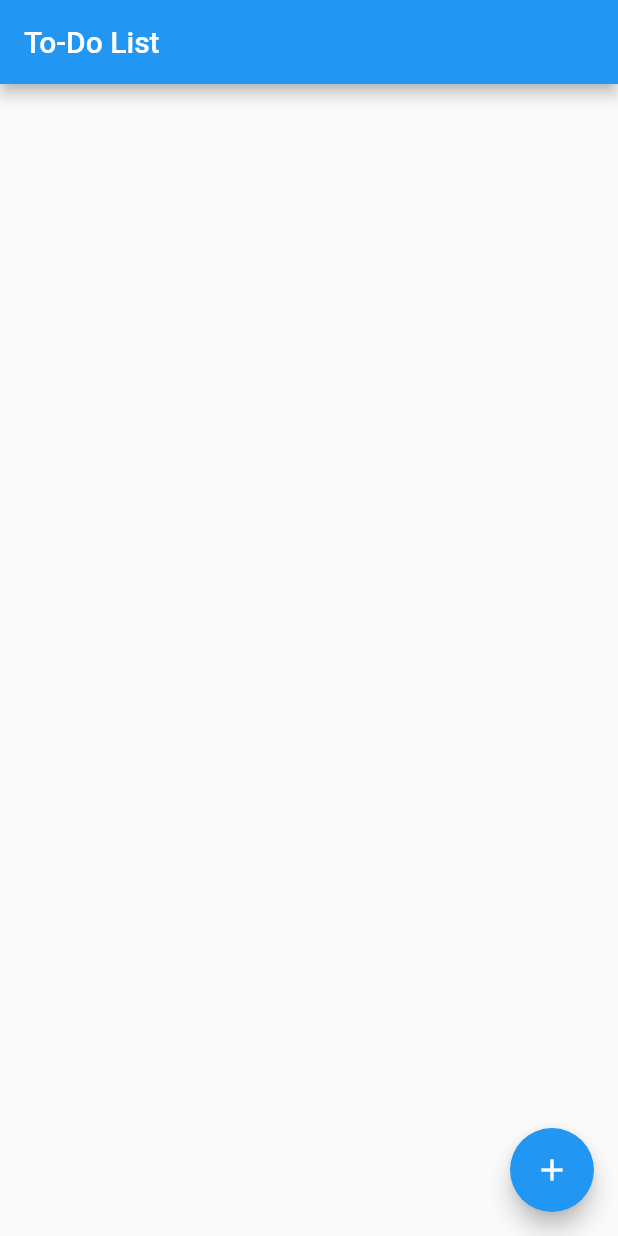
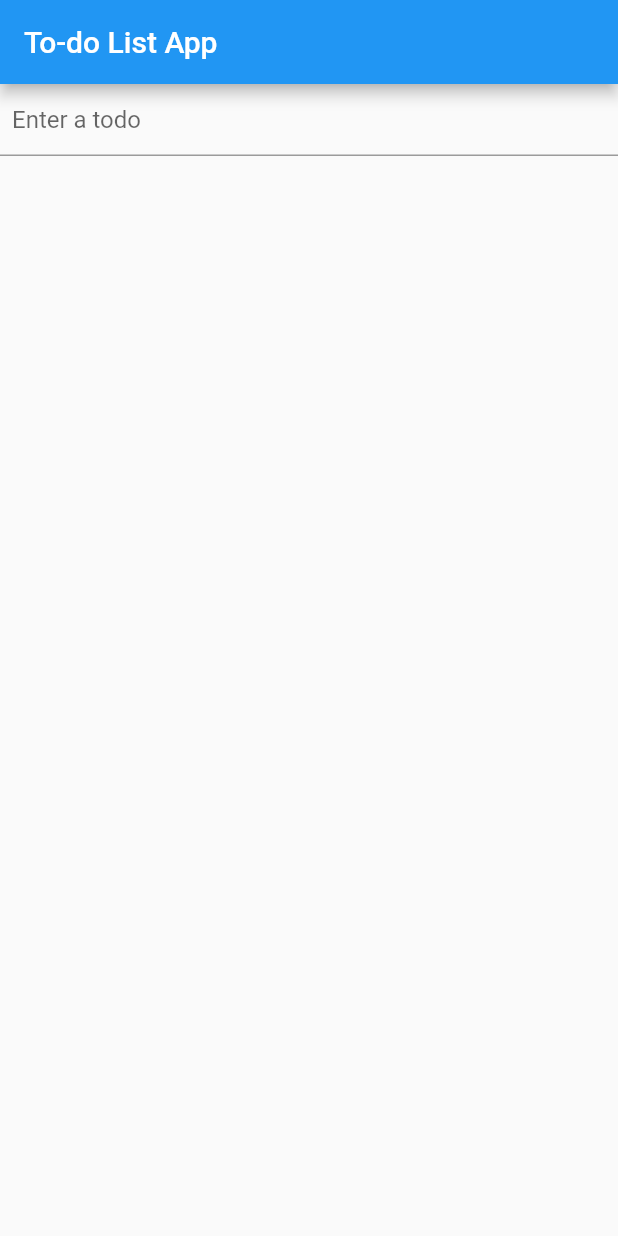
Before and after one commit to 3xtrat3rr3strial/todolist, a Flutter app: the screen it shows after launch, on a phone screen of 412 x 824 dp. Run offline on Flutter 3.47's test engine with Material 2 defaults, Android fonts, the phone set to English and light mode, and no system bars.

Commit message:
lib/main.dart

```diff
--- a/lib/main.dart
+++ b/lib/main.dart
@@ -1,45 +1,80 @@
 import 'package:flutter/material.dart';
 
-void main() {
-  runApp(MyApp());
+class Todo {
+  Todo({required this.name, required this.checked});
+  final String name;
+  bool checked;
 }
 
+void main() => runApp(const MyApp());
+
 class MyApp extends StatelessWidget {
+  const MyApp({Key? key}) : super(key: key);
+
   @override
   Widget build(BuildContext context) {
     return MaterialApp(
       title: 'To-Do List App',
-      home: TodoList(),
+      theme: ThemeData(
+        primarySwatch: Colors.blue,
+        visualDensity: VisualDensity.adaptivePlatformDensity,
+      ),
+      home: MyHomePage(
+        title: 'To-do List App',
+        todos: [],
+      ),
     );
   }
 }
 
-class TodoList extends StatefulWidget {
+class MyHomePage extends StatefulWidget {
+  const MyHomePage({Key? key, required this.title, required this.todos})
+      : super(key: key);
+
+  final String title;
+  final List<Todo> todos;
+
   @override
-  _TodoListState createState() => _TodoListState();
+  _MyHomePageState createState() => _MyHomePageState();
 }
 
-class _TodoListState extends State<TodoList> {
-  final List<String> _items = [];
+class _MyHomePageState extends State<MyHomePage> {
+  final TextEditingController _textEditingController = TextEditingController();
 
-  void _addItem(String item) {
+  void _addTodo() {
+    String text = _textEditingController.text;
+    if (text.isNotEmpty) {
+      setState(() {
+        widget.todos.add(Todo(name: text, checked: false));
+      });
+      _textEditingController.clear();
+    }
+  }
+
+  void _removeTodoAtIndex(int index) {
     setState(() {
-      _items.add(item);
+      widget.todos.removeAt(index);
     });
   }
 
-  void _removeItem(int index) {
+  void _toggleTodoAtIndex(int index) {
     setState(() {
-      _items.removeAt(index);
+      widget.todos[index].checked = !widget.todos[index].checked;
     });
   }
 
-  Widget _buildItem(String item, int index) {
+  Widget _buildTodoItem(BuildContext context, int index) {
+    final todo = widget.todos[index];
+
     return ListTile(
-      title: Text(item),
+      leading: Checkbox(
+        value: todo.checked,
+        onChanged: (_) => _toggleTodoAtIndex(index),
+      ),
+      title: Text(todo.name),
       trailing: IconButton(
-        icon: Icon(Icons.delete),
-        onPressed: () => _removeItem(index),
+        icon: const Icon(Icons.delete),
+        onPressed: () => _removeTodoAtIndex(index),
       ),
     );
   }
@@ -48,41 +83,44 @@ class _TodoListState extends State<TodoList> {
   Widget build(BuildContext context) {
     return Scaffold(
       appBar: AppBar(
-        title: Text('To-Do List'),
+        title: Text(widget.title),
       ),
-      body: ListView.builder(
-        itemCount: _items.length,
-        itemBuilder: (BuildContext context, int index) {
-          return _buildItem(_items[index], index);
-        },
-      ),
-      floatingActionButton: FloatingActionButton(
-        child: Icon(Icons.add),
-        onPressed: () async {
-          final String? item = await showDialog<String>(
-            context: context,
-            builder: (BuildContext context) {
-              return AlertDialog(
-                title: Text('Add Item'),
-                content: TextField(),
-                actions: [
-                  TextButton(
-                    child: Text('Cancel'),
-                    onPressed: () => Navigator.of(context).pop(),
-                  ),
-                  TextButton(
-                    child: Text('Add'),
-                    onPressed: () => Navigator.of(context).pop(),
-                  ),
-                ],
-              );
+      body: Column(
+        children: [
+          TextField(
+            controller: _textEditingController,
+            decoration: const InputDecoration(
+              hintText: 'Enter a todo',
+              contentPadding: EdgeInsets.all(8.0),
+            ),
+            onSubmitted: (_) {
+              _addTodo();
+              setState(() {});
             },
-          );
-
-          if (item != null && item.isNotEmpty) {
-            _addItem(item);
-          }
-        },
+          ),
+          Expanded(
+            child: ListView.builder(
+              itemCount: widget.todos.length,
+              itemBuilder: (BuildContext context, int index) {
+                return Dismissible(
+                  key: UniqueKey(),
+                  onDismissed: (direction) {
+                    setState(() {
+                      widget.todos.removeAt(index);
+                    });
+                    ScaffoldMessenger.of(context).showSnackBar(
+                      SnackBar(
+                        content: Text("Task removed"),
+                        duration: const Duration(seconds: 2),
+                      ),
+                    );
+                  },
+                  child: _buildTodoItem(context, index),
+                );
+              },
+            ),
+          ),
+        ],
       ),
     );
   }
```
